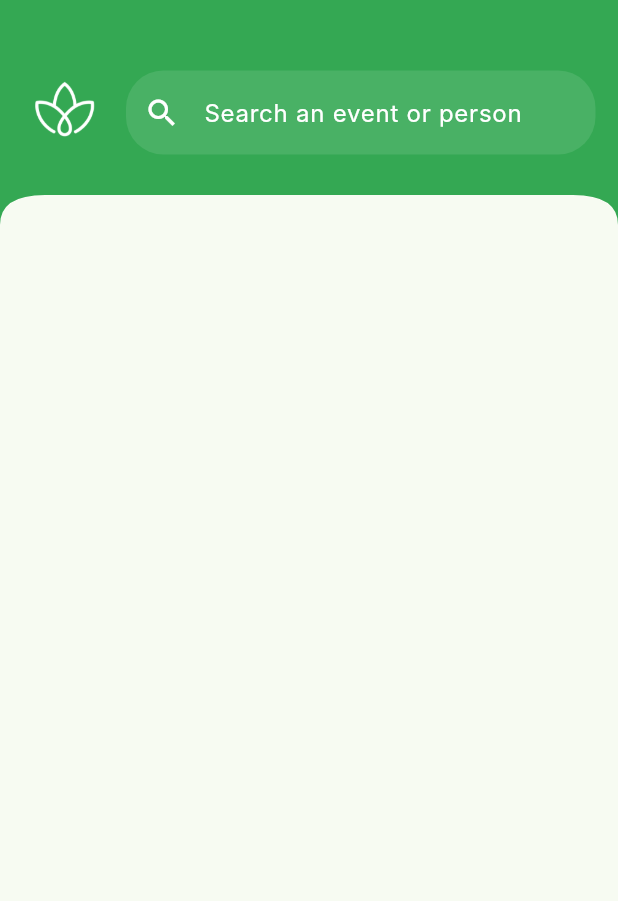
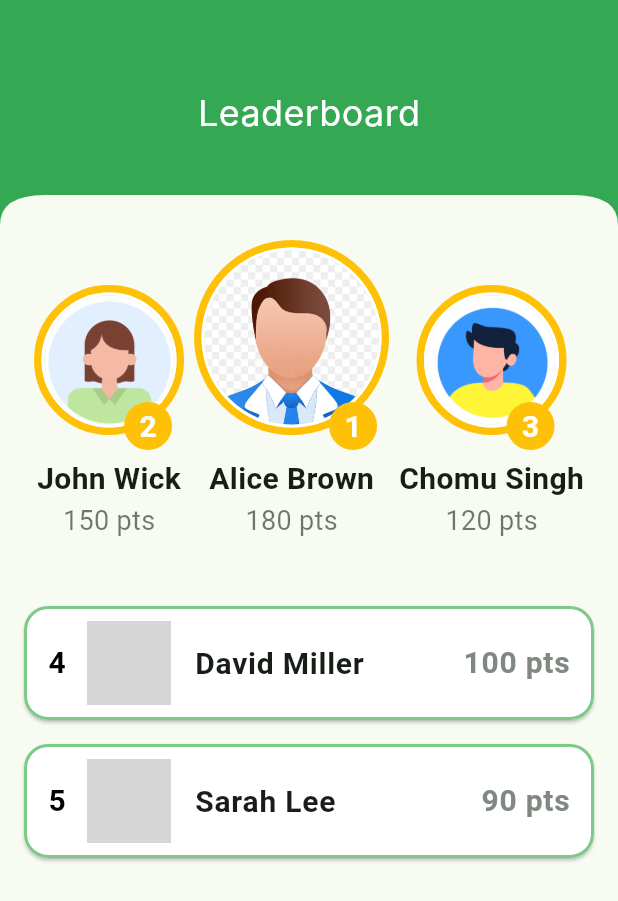
Before and after one commit to Ria-00/Sustainfy, a Flutter app: the CommunityPage screen opened directly, on a phone screen of 412 x 824 dp. Shown: the top 901 px of the screen. Run offline on Flutter 3.47's test engine with Material 3 defaults, Android fonts, the phone set to English and light mode, and no system bars; our stand-ins replace animated_splash_screen, cloud_firestore, curved_navigation_bar, firebase_auth, firebase_core, font_awesome_flutter and 4 more; missing offline and left inert: flutter_overboard, mobile_scanner; accounts and stored records are empty; Roboto replaces fonts that are missing (Inter); grey boxes are pictures that could not be loaded.

Commit message:
community page added

```diff
--- a/lib/screens/communityPage.dart
+++ b/lib/screens/communityPage.dart
@@ -1,100 +1,82 @@
-import 'package:flutter/cupertino.dart';
 import 'package:flutter/material.dart';
-import 'package:flutter/widgets.dart';
-import 'package:sustainfy/model/eventModel.dart';
 import 'package:sustainfy/model/userModel.dart';
 import 'package:sustainfy/utils/colors.dart';
 import 'package:sustainfy/utils/font.dart';
 import 'package:sustainfy/widgets/customCurvedEdges.dart';
-import 'package:share_plus/share_plus.dart';
-
 class CommunityPage extends StatefulWidget {
   @override
   State<CommunityPage> createState() => _CommunityPageState();
 }
 
 class _CommunityPageState extends State<CommunityPage> {
-  final List<EventModel> events = [
+  final List<UserClass> users = [
+    UserClass.withPhoto(userName: "John Wick", userImg: "assets/images/profileImages/pfp1.png")..totalPoints = 150,
+    UserClass.withPhoto(userName: "Chomu Singh", userImg: "assets/images/profileImages/pfp2.png")..totalPoints = 120,
+    UserClass.withPhoto(userName: "Alice Brown", userImg: "assets/images/profileImages/pfp3.png")..totalPoints = 180,
+    UserClass.withPhoto(userName: "David Miller", userImg: "assets/images/profileImages/pfp4.png")..totalPoints = 100,
+    UserClass.withPhoto(userName: "Sarah Lee", userImg: "assets/images/profileImages/pfp5.png")..totalPoints = 90,
   ];
 
-  final List<UserClass> users = [
-    UserClass.withPhoto(
-      userName: "John Wick",
-      userImg: "assets/images/profileImages/pfp1.png",
-    ),
-    UserClass.withPhoto(
-      userName: "Chomu Singh",
-      userImg: "assets/images/profileImages/pfp2.png",
-    ),
-  ];
+  @override
+  void initState() {
+    super.initState();
+    // Sort users by total points (Descending Order)
+    users.sort((a, b) => (b.totalPoints ?? 0).compareTo(a.totalPoints ?? 0));
+  }
 
   @override
   Widget build(BuildContext context) {
     return Scaffold(
       body: Column(
         children: [
+          // Leaderboard Header
           ClipPath(
             clipper: CustomCurvedEdges(),
             child: Container(
-              height: 150, // Specify a height for the curved app bar
+              height: 150,
               color: const Color.fromRGBO(52, 168, 83, 1),
-              child: Row(
-                crossAxisAlignment: CrossAxisAlignment.center,
-                children: [
-                  Padding(
-                    padding: const EdgeInsets.only(left: 17.0),
-                    child: Image.asset(
-                      'assets/images/SustainifyLogo.png',
-                      width: 50,
-                      height: 60,
-                    ),
-                  ),
-                  SizedBox(width: 7),
-
-                  SizedBox(width: 10), // Add spacing between Text and TextField
-                  Expanded(
-                    child: TextField(
-                      decoration: InputDecoration(
-                        hintText: 'Search an event or person',
-                        hintStyle: TextStyle(
+              child: Center(
+                child: Text(
+                  'Leaderboard',
+                  style: TextStyle(
                     color: AppColors.white,
+                    fontSize: 24,
                     fontFamily: AppFonts.inter,
-                          fontWeight: AppFonts.interRegularWeight,
-                        ),
-                        prefixIcon: Icon(
-                          Icons.search,
-                          color: AppColors.white,
-                        ),
-                        border: OutlineInputBorder(
-                          borderRadius: BorderRadius.circular(25.0),
-                          borderSide: BorderSide.none,
-                        ),
-                        filled: true,
-                        fillColor: Colors.white.withOpacity(0.1),
                   ),
                 ),
               ),
-                  SizedBox(
-                    width: 15,
-                  )
+            ),
+          ),
+          SizedBox(height: 10),
+
+          // Top 3 Users
+          Padding(
+            padding: const EdgeInsets.symmetric(horizontal: 16.0),
+            child: Row(
+              mainAxisAlignment: MainAxisAlignment.spaceEvenly,
+              crossAxisAlignment: CrossAxisAlignment.end,
+              children: [
+                if (users.length > 1) TopUserCircle(user: users[1], rank: 2), // 🥈 2nd place (Left)
+                if (users.isNotEmpty) TopUserCircle(user: users[0], rank: 1, isCenter: true), // 🥇 1st place (Middle)
+                if (users.length > 2) TopUserCircle(user: users[2], rank: 3), // 🥉 3rd place (Right)
               ],
             ),
           ),
-          ),
-          SizedBox(
-            height: 10,
-          ),
+
+          SizedBox(height: 20),
+
+          // Remaining Users in List
           Expanded(
             child: ListView.builder(
               padding: EdgeInsets.all(16.0),
-                itemCount: events.length,
+              itemCount: users.length > 3 ? users.length - 3 : 0, // Prevents negative index
               itemBuilder: (context, index) {
-                  return EventCard(
-                    user: users[index],
-                    event: events[index],
-                    // backgroundColor: Color.fromARGB(255, 151, 173, 149)
+                return LeaderboardCard(
+                  user: users[index + 3], // Start from index 3
+                  rank: index + 4, // Actual rank (4th onwards)
                 );
-                }),
+              },
+            ),
           ),
         ],
       ),
@@ -102,88 +84,117 @@ class _CommunityPageState extends State<CommunityPage> {
   }
 }
 
-class EventCard extends StatefulWidget {
+// Widget for the Top 3 Users in Circle
+class TopUserCircle extends StatelessWidget {
   final UserClass user;
-  final EventModel event;
-  // final Color backgroundColor;
+  final int rank;
+  final bool isCenter;
 
-  EventCard({
-    required this.user,
-    required this.event,
-    // required this.backgroundColor,
-  });
+  TopUserCircle({required this.user, required this.rank, this.isCenter = false});
 
   @override
-  State<EventCard> createState() => _EventCardState();
+  Widget build(BuildContext context) {
+    Color borderColor = Colors.amber;
+    String rankLabel = rank.toString(); // Convert rank to string
+
+    return Column(
+      children: [
+        Stack(
+          alignment: Alignment.center,
+          clipBehavior: Clip.none, // Allows the rank to be positioned outside the avatar
+          children: [
+            Container(
+              decoration: BoxDecoration(
+                shape: BoxShape.circle,
+                border: Border.all(color: borderColor, width: 5), // Amber border
+              ),
+              child: CircleAvatar(
+                radius: isCenter ? 60 : 45, // Bigger for 1st place
+                backgroundColor: Colors.white,
+                child: CircleAvatar(
+                  radius: isCenter ? 58 : 43, // Slightly smaller for border effect
+                  backgroundImage: user.userImg != null
+                      ? AssetImage(user.userImg!)
+                      : AssetImage('assets/images/default_profile.png'),
+                ),
+              ),
+            ),
+            // Rank Circle Avatar at the Bottom Center
+            Positioned(
+              bottom: -10, // Position it slightly outside the avatar
+              right: 8,
+              child: CircleAvatar(
+                radius: 16, // Adjust size of rank circle
+                backgroundColor: borderColor, // Amber background
+                child: Text(
+                  rankLabel,
+                  style: TextStyle(
+                    fontWeight: FontWeight.bold,
+                    fontSize: 20,
+                    color: Colors.white, // White text for contrast
+                  ),
+                ),
+              ),
+            ),
+          ],
+        ),
+        SizedBox(height: 15), // Increased spacing to prevent overlap
+        Text(user.userName ?? 'Unknown', style: TextStyle(fontWeight: FontWeight.bold, fontSize: 20)),
+        Text('${user.totalPoints ?? 0} pts', style: TextStyle(color: Colors.black54, fontSize: 18)),
+      ],
+    );
+  }
 }
 
-class _EventCardState extends State<EventCard> {
-  bool isLiked = false;
 
-  void toggleLike() {
-    setState(() {
-      isLiked = !isLiked;
-    });
-  }
+
+
+
+
+
+//the other tiles
+class LeaderboardCard extends StatelessWidget {
+  final UserClass user;
+  final int rank;
+
+  LeaderboardCard({required this.user, required this.rank});
 
   @override
   Widget build(BuildContext context) {
     return Card(
-      margin: EdgeInsets.symmetric(vertical: 10.0),
-      shape: RoundedRectangleBorder(borderRadius: BorderRadius.circular(16.0)),
-      child: Column(
-        crossAxisAlignment: CrossAxisAlignment.start,
+      color: Colors.white,
+      margin: EdgeInsets.symmetric(vertical: 8.0),
+      shape: RoundedRectangleBorder(
+        borderRadius: BorderRadius.circular(16.0),
+        side: BorderSide(color: Color(0xFF7EC987), width: 2),
+      ),
+      child: ListTile(
+         contentPadding: EdgeInsets.symmetric(vertical: 10.0, horizontal: 16.0),
+        leading: Row(
+          mainAxisSize: MainAxisSize.min,
           children: [
-          ListTile(
-            leading: CircleAvatar(
-              backgroundImage: AssetImage(widget.user.userImg!),
-              // backgroundColor: Colors.grey[300],
+            Text(
+                '$rank',
+                style: TextStyle(color: Colors.black, fontWeight: FontWeight.bold, fontSize: 20.0,),
+
               ),
-            title: Text(
-                "${widget.user.userName} participated in ${widget.event.eventName}"),
-          ),
-          Container(
-            decoration: BoxDecoration(
-              // color: Color.fromARGB(255, 213, 228, 212),
-              borderRadius:
-                  BorderRadius.vertical(bottom: Radius.circular(16.0)),
-            ),
-            padding: EdgeInsets.all(16.0),
-            child: Column(
-              crossAxisAlignment: CrossAxisAlignment.start,
-              children: [
-                SizedBox(height: 10.0),
-                Image.asset(
-                  widget.event.eventImg,
-                  width: double.infinity,
-                  fit: BoxFit.cover,
-                ),
-                SizedBox(height: 10.0),
-                Row(
-                  // mainAxisAlignment: MainAxisAlignment.spaceBetween,
-                  children: [
-                    IconButton(
-                      icon: Icon(
-                        Icons.favorite,
-                        color: isLiked ? Colors.red : Colors.grey,
-                      ),
-                      onPressed: toggleLike,
-                    ),
-                    Align(
-                      child: IconButton(
-                        icon: Icon(
-                          Icons.ios_share_rounded,
-                          color: Colors.grey,
-                        ),
-                        onPressed: () => Share.share("hello"),
-                      ),
+            SizedBox(width: 14.0), // Space between rank and profile picture
+            CircleAvatar(
+               radius: 28.0, // Increased size of the profile picture
+              backgroundImage: user.userImg != null
+                  ? AssetImage(user.userImg!)
+                  : AssetImage('assets/images/default_profile.png'),
             ),
           ],
         ),
-              ],
+        title: Text(
+          user.userName ?? 'Unknown',
+          style: TextStyle(fontWeight: FontWeight.bold , fontSize: 20.0),
         ),
+        trailing: Text(
+          '${user.totalPoints ?? 0} pts',
+          style: TextStyle(fontWeight: FontWeight.bold, fontSize: 20.0,color: Color(0xFF808981),),
         ),
-        ],
       ),
     );
   }
```
Also changed, not shown: lib/screens/profilePage.dart (+18 -18 lines), assets/images/profileImages/pfp3.png (added), pubspec.lock. Lines whose indentation alone changed are shown as unchanged.
